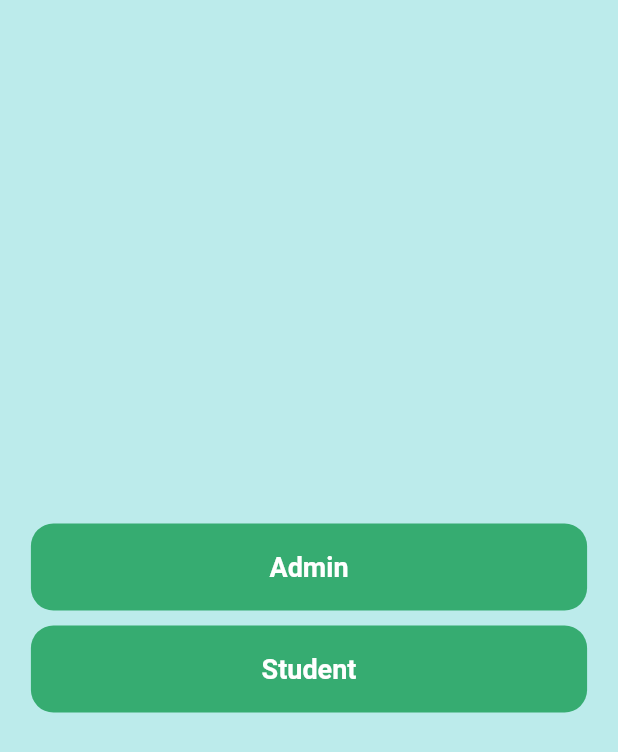
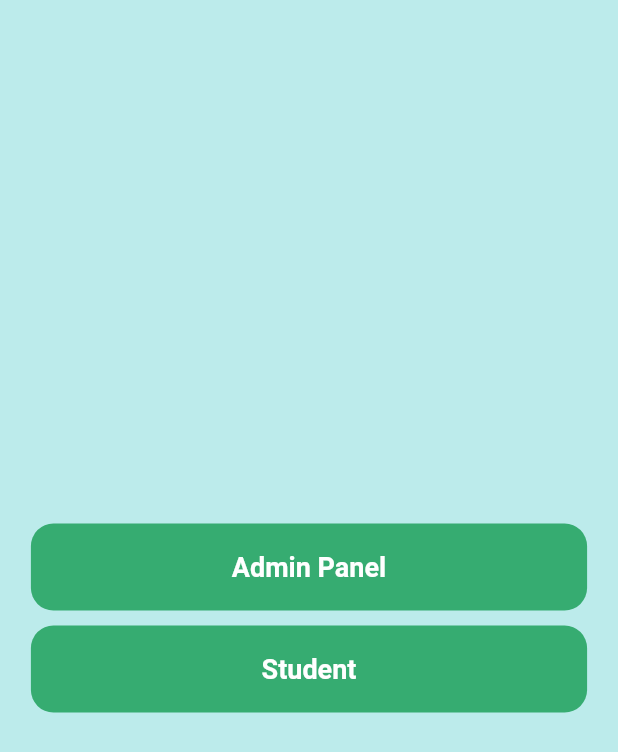
Before and after one commit to mohdhashirsheikh/student_portal_app, a Flutter app: the screen it shows after launch, on a phone screen of 412 x 824 dp. Shown: the top 752 px of the screen. Run offline on Flutter 3.47's test engine with Material 2 defaults, Android fonts, the phone set to English and light mode, and no system bars; our stand-ins replace carousel_slider, date_field, image_picker, otp_text_field.

Commit message:
Admin Panel title change

```diff
--- a/lib/Dashboard/DashboardPage.dart
+++ b/lib/Dashboard/DashboardPage.dart
@@ -35,7 +35,7 @@ class DashboardPage extends StatelessWidget {
                             );
                           },
                           child: Text(
-                            "Admin",
+                            "Admin Panel",
                             style: TextStyle(
                               color: Colors.white,
                               fontSize: 18,
```
Also changed, not shown: pubspec.lock.
